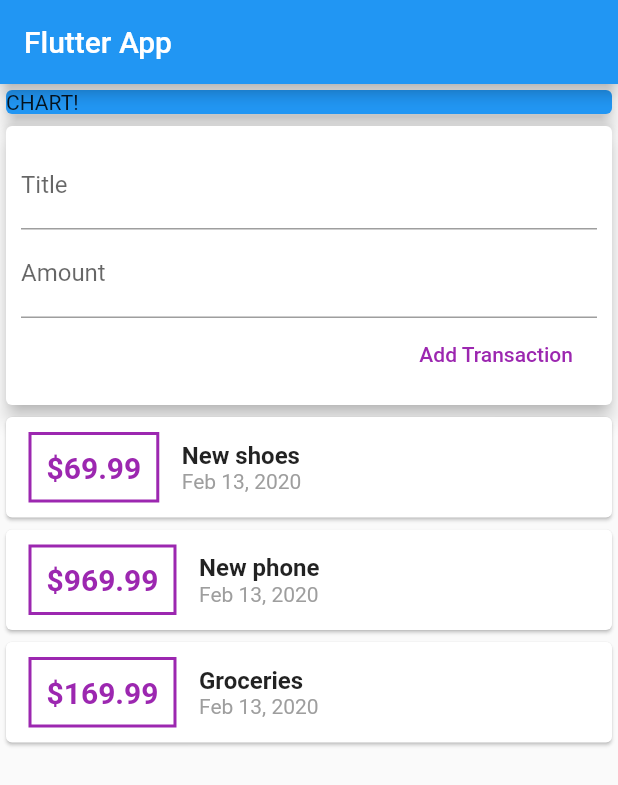
After one commit to dschlauderaff/flutter_personal_expense, a Flutter app: the screen it shows after launch, after a tap on "Add Transaction", on a phone screen of 412 x 824 dp. The commit adds this screen. Shown: the top 785 px of the screen. Run offline on Flutter 3.47's test engine with Material 2 defaults, Android fonts, the phone set to English and light mode, and no system bars.

Commit message:
refactor into multiple widgets, wire up add transaction button

```diff
--- /dev/null
+++ b/lib/widgets/new_transaction.dart
@@ -0,0 +1,46 @@
+import 'package:flutter/material.dart';
+
+class NewTransaction extends StatelessWidget {
+  final Function addTransaction;
+  final titleController = TextEditingController();
+  final amountController = TextEditingController();
+
+  NewTransaction(this.addTransaction);
+
+  @override
+  Widget build(BuildContext context) {
+    return Card(
+      elevation: 5,
+      child: Container(
+        padding: EdgeInsets.all(10),
+        child: Column(
+          crossAxisAlignment: CrossAxisAlignment.end,
+          children: <Widget>[
+            TextField(
+              decoration: InputDecoration(labelText: 'Title'),
+              controller: titleController,
+//                    onChanged:  (value) {
+//                      titleInput = value;
+//                    },
+            ),
+            TextField(
+              decoration: InputDecoration(labelText: 'Amount'),
+              controller: amountController,
+//                    onChanged: (value) => amountInput = value,
+            ),
+            FlatButton(
+              child: Text('Add Transaction'),
+              textColor: Colors.purple,
+              onPressed: () {
+                addTransaction(
+                    titleController.text,
+                    double.parse(amountController.text)
+                );
+              },
+            )
+          ],
+        ),
+      ),
+    );
+  }
+}
--- /dev/null
+++ b/lib/widgets/transaction_list.dart
@@ -0,0 +1,60 @@
+import 'package:flutter/material.dart';
+import 'package:intl/intl.dart';
+
+import '../models/transaction.dart';
+
+class TransactionList extends StatelessWidget {
+  final List<Transaction> transactions;
+
+  TransactionList(this.transactions);
+
+  @override
+  Widget build(BuildContext context) {
+    return Column(
+      children: transactions.map((tx) {
+        return Card(
+          child: Row(
+            children: <Widget>[
+              Container(
+                margin: EdgeInsets.symmetric(vertical: 10, horizontal: 15),
+                decoration: BoxDecoration(
+                  border: Border.all(
+                    color: Colors.purple,
+                    width: 2,
+                  ),
+                ),
+                padding: EdgeInsets.all(10),
+                child: Text(
+                  '\$${tx.amount}',
+                  style: TextStyle(
+                      fontWeight: FontWeight.bold,
+                      fontSize: 20,
+                      color: Colors.purple),
+                ),
+              ),
+              Column(
+                crossAxisAlignment: CrossAxisAlignment.start,
+                children: <Widget>[
+                  Text(
+                    tx.title,
+                    style: TextStyle(
+                      fontSize: 16,
+                      fontWeight: FontWeight.bold,
+                    ),
+                  ),
+                  Text(
+                    DateFormat.yMMMd().format(tx.date),
+                    style: TextStyle(
+                      fontSize: 14,
+                      color: Colors.grey,
+                    ),
+                  ),
+                ],
+              )
+            ],
+          ),
+        );
+      }).toList(),
+    );
+  }
+}
--- /dev/null
+++ b/lib/widgets/user_transactions.dart
@@ -0,0 +1,43 @@
+import 'package:flutter/material.dart';
+
+import './new_transaction.dart';
+import './transaction_list.dart';
+import '../models/transaction.dart';
+
+class UserTransactions extends StatefulWidget {
+  @override
+  _UserTransactionsState createState() => _UserTransactionsState();
+}
+
+class _UserTransactionsState extends State<UserTransactions> {
+  final List<Transaction> _userTransactions = [
+    Transaction(
+        id: 't1', title: 'New shoes', amount: 69.99, date: DateTime.now()),
+    Transaction(
+        id: 't2', title: 'New phone', amount: 969.99, date: DateTime.now()),
+    Transaction(
+        id: 't3', title: 'Groceries', amount: 169.99, date: DateTime.now()),
+  ];
+
+  void _addNewTransaction(String title, double amount) {
+    final newTx = Transaction(
+        title: title,
+        amount: amount,
+        date: DateTime.now(),
+        id: DateTime.now().toString());
+
+    setState(() {
+      _userTransactions.add(newTx);
+    });
+  }
+
+  @override
+  Widget build(BuildContext context) {
+    return Column(
+      children: <Widget>[
+        NewTransaction(_addNewTransaction),
+        TransactionList(_userTransactions),
+      ],
+    );
+  }
+}
```
Also changed, not shown: lib/main.dart (+2 -79 lines), lib/models/transaction.dart (renamed from lib/transaction.dart).
